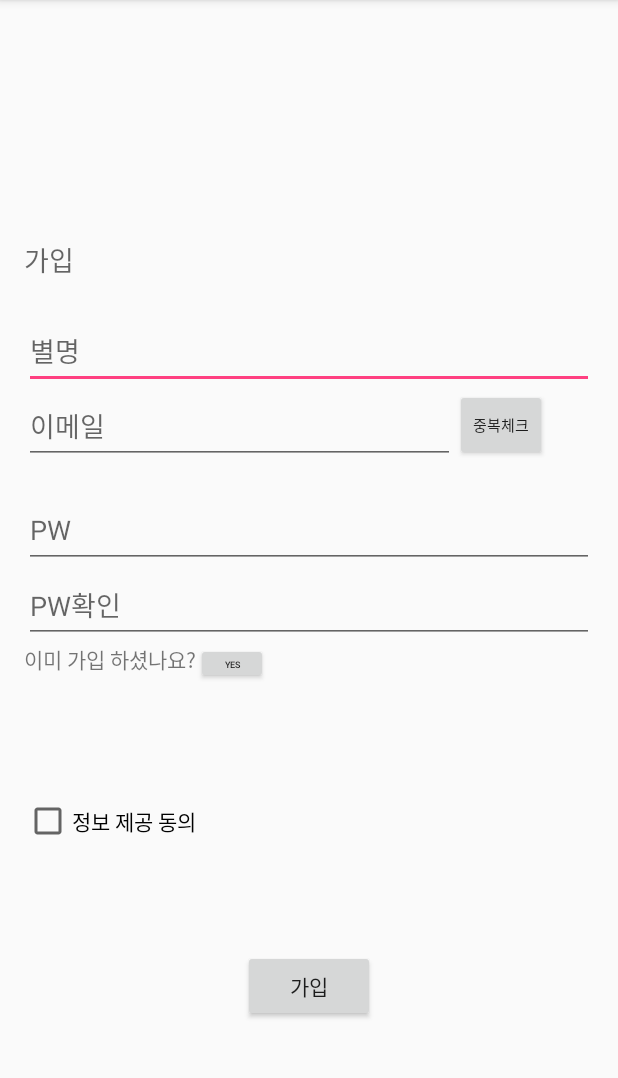
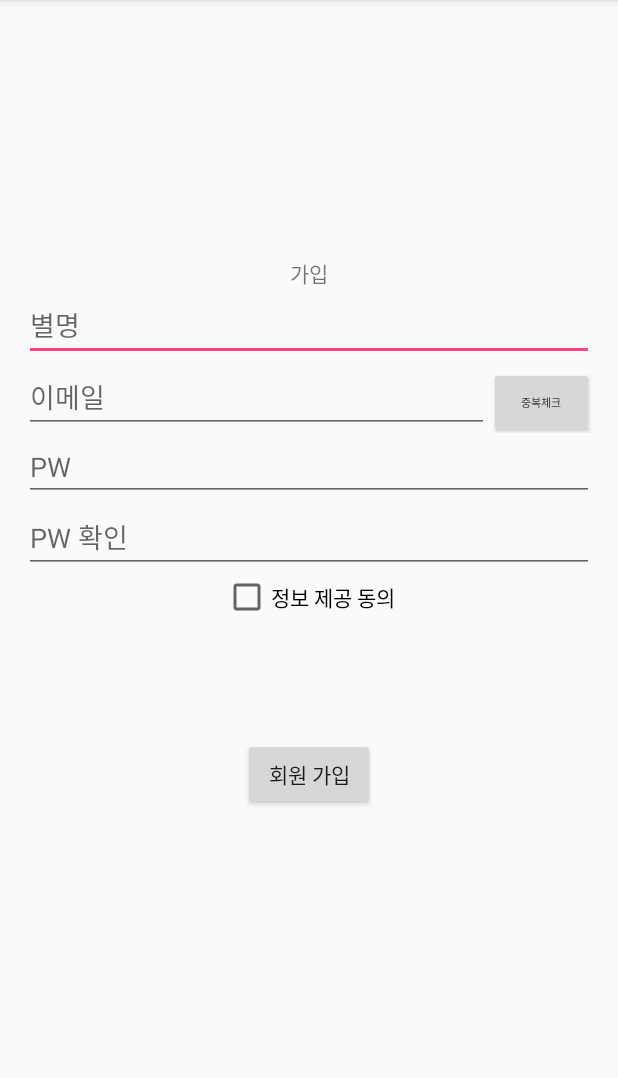
Before and after one commit to seongjun0926/MemoryLock, an Android app: the screen it shows after launch (MainActivity before the commit, Register_Activity after it), on a phone screen of 412 x 824 dp, the part 84-1162 px from its top. Run offline under Robolectric (Android 15) with nearby library versions, the phone set to English and light mode, and no system bars; 1 statement that could not run was skipped.

Commit message:
MemoryLock

```diff
--- a/app/src/main/AndroidManifest.xml
+++ b/app/src/main/AndroidManifest.xml
@@ -13,7 +13,7 @@
         android:theme="@style/AppTheme">
 
 
-        <activity android:name=".MainActivity">
+        <activity android:name=".Register_Activity">
 
 
 
--- a/app/src/main/java/seongjun0926/com/naver/blog/memorylock/MainActivity.java
+++ b/app/src/main/java/seongjun0926/com/naver/blog/memorylock/Register_Activity.java
@@ -33,11 +33,11 @@ import java.net.URL;
 import java.util.ArrayList;
 import java.util.regex.Pattern;
 
-public class MainActivity extends AppCompatActivity {
+public class Register_Activity extends AppCompatActivity {
 
     TextView Email_Check_TV; //이메일 중복 체크를 위한 TextView
     EditText Name_ET, Email_ET, PW_ET, PW_Check_ET; // 별명, 이메일, 암호, 암호체크 입력 받는 EditText
-    Button Login_Btn, Register_Btn, Email_Check_Btn; // 로그인 버튼, 회원 가입버튼, Email 중복 체크 버튼
+    Button Register_Btn, Email_Check_Btn; // 로그인 버튼, 회원 가입버튼, Email 중복 체크 버튼
     CheckBox Agree_Check; //정보 제공 동의 체크 버튼
 
     int Email_Check_Num = 0; //Email 중복 여부를 확인 하기위한 변수
@@ -47,7 +47,7 @@ public class MainActivity extends AppCompatActivity {
     @Override
     protected void onCreate(Bundle savedInstanceState) {
         super.onCreate(savedInstanceState);
-        setContentView(R.layout.activity_main);
+        setContentView(R.layout.register_activity);
 
 
         Log.i("test", "회원가입 실행");
@@ -60,18 +60,12 @@ public class MainActivity extends AppCompatActivity {
         Email_Check_TV = (TextView) findViewById(R.id.Email_Check_TV);
 
         Email_Check_Btn = (Button) findViewById(R.id.Email_Check_Btn);
-        Login_Btn = (Button) findViewById(R.id.Login_Btn);
         Register_Btn = (Button) findViewById(R.id.Register_Btn);
 
         Agree_Check = (CheckBox) findViewById(R.id.Agree_Check);
 
 
-        Login_Btn.setOnClickListener(new View.OnClickListener() {
-            @Override
-            public void onClick(View view) {
 
-            }
-        });
 
 
         Email_Check_Btn.setOnClickListener(new View.OnClickListener() {
--- a/app/src/main/res/layout/activity_main.xml
+++ /dev/null
@@ -1,208 +0,0 @@
-<?xml version="1.0" encoding="utf-8"?>
-<RelativeLayout xmlns:android="http://schemas.android.com/apk/res/android"
-    xmlns:tools="http://schemas.android.com/tools"
-    android:layout_width="match_parent"
-    android:layout_height="match_parent"
-    android:paddingBottom="@dimen/activity_vertical_margin"
-    android:paddingLeft="@dimen/activity_horizontal_margin"
-    android:paddingRight="@dimen/activity_horizontal_margin"
-    android:paddingTop="@dimen/activity_vertical_margin"
-    tools:context="seongjun0926.com.naver.blog.memorylock.MainActivity">
-
-    <LinearLayout
-        android:orientation="vertical"
-        android:layout_width="match_parent"
-        android:layout_height="match_parent"
-        android:weightSum="1"
-        android:layout_alignParentRight="true"
-        android:layout_alignParentEnd="true"
-        android:layout_alignParentBottom="true">
-
-        <LinearLayout
-            android:orientation="vertical"
-            android:layout_width="match_parent"
-            android:layout_height="wrap_content"
-            android:layout_weight="0.40"
-            android:id="@+id/Blank_LayOut">
-
-
-
-
-        </LinearLayout>
-
-        <LinearLayout
-            android:orientation="vertical"
-            android:layout_width="match_parent"
-            android:layout_height="wrap_content"
-            android:weightSum="1"
-            android:id="@+id/Input_LayOut">
-
-            <LinearLayout
-                android:orientation="vertical"
-                android:layout_width="match_parent"
-                android:layout_height="wrap_content"
-                android:id="@+id/First_LayOut">
-
-
-                <TextView
-                    android:layout_width="match_parent"
-                    android:layout_height="50dp"
-                    android:textAppearance="?android:attr/textAppearanceMedium"
-                    android:text="가입"
-                    android:id="@+id/Info_LayOut" />
-            </LinearLayout>
-
-            <LinearLayout
-                android:orientation="vertical"
-                android:layout_width="match_parent"
-                android:layout_height="wrap_content"
-                android:id="@+id/Second_LayOut">
-
-
-
-                <EditText
-                    android:layout_width="match_parent"
-                    android:layout_height="50dp"
-                    android:id="@+id/Name_ET"
-                    android:maxLength="10"
-                    android:hint="별명" />
-            </LinearLayout>
-            <LinearLayout
-                android:orientation="vertical"
-                android:layout_width="match_parent"
-                android:layout_height="wrap_content"
-                >
-            <LinearLayout
-                android:orientation="horizontal"
-                android:layout_width="match_parent"
-                android:layout_height="wrap_content"
-                android:id="@+id/Third_LayOut">
-
-                <EditText
-                    android:layout_width="287dp"
-                    android:layout_height="50dp"
-                    android:id="@+id/Email_ET"
-                    android:inputType="textEmailAddress"
-                    android:maxLength="30"
-                    android:hint="이메일" />
-
-                <Button
-                    style="?android:attr/buttonStyleSmall"
-                    android:layout_width="wrap_content"
-                    android:layout_height="wrap_content"
-                    android:text="중복체크"
-                    android:id="@+id/Email_Check_Btn"
-                    android:layout_gravity="right"
-                    android:textSize="10dp" />
-
-
-            </LinearLayout>
-                <LinearLayout
-                    android:orientation="vertical"
-                    android:layout_width="match_parent"
-                    android:layout_height="wrap_content"
-                    >
-                    <TextView
-                        android:layout_width="wrap_content"
-                        android:layout_height="wrap_content"
-                        android:text=""
-                        android:id="@+id/Email_Check_TV"
-                        />
-                </LinearLayout>
-            </LinearLayout>
-
-            <LinearLayout
-                android:orientation="vertical"
-                android:layout_width="match_parent"
-                android:layout_height="wrap_content"
-                android:id="@+id/Fourth_LayOut">
-
-                <EditText
-                    android:layout_width="match_parent"
-                    android:layout_height="50dp"
-                    android:id="@+id/PW_ET"
-                    android:inputType="textPassword"
-                    android:maxLength="15"
-                    android:hint="PW" />
-            </LinearLayout>
-
-            <LinearLayout
-                android:orientation="vertical"
-                android:layout_width="match_parent"
-                android:layout_height="wrap_content"
-                android:id="@+id/Fifth_LayOut">
-
-                <EditText
-                    android:layout_width="match_parent"
-                    android:layout_height="50dp"
-                    android:id="@+id/PW_Check_ET"
-                    android:inputType="textPassword"
-                    android:maxLength="15"
-                    android:hint="PW확인" />
-            </LinearLayout>
-
-
-        </LinearLayout>
-
-
-
-
-                <LinearLayout
-                    android:orientation="horizontal"
-                    android:layout_width="match_parent"
-                    android:layout_height="wrap_content"
-                    android:layout_weight="0.16" >
-
-                    <TextView
-                        android:layout_width="wrap_content"
-                        android:layout_height="wrap_content"
-                        android:text="이미 가입 하셨나요?"
-                        android:id="@+id/textView" />
-
-                    <Button
-                        style="?android:attr/buttonStyleSmall"
-                        android:layout_width="48dp"
-                        android:layout_height="27dp"
-                        android:text="Yes"
-                        android:id="@+id/Login_Btn"
-                        android:textSize="6dp" />
-
-                </LinearLayout>
-
-
-
-        <LinearLayout
-            android:orientation="vertical"
-            android:layout_width="match_parent"
-            android:layout_height="wrap_content"
-            android:layout_weight="0.10" >
-
-            <CheckBox
-                android:layout_width="match_parent"
-                android:layout_height="match_parent"
-                android:text="정보 제공 동의"
-                android:id="@+id/Agree_Check"
-                android:layout_gravity="center_horizontal"
-                android:checked="false" />
-        </LinearLayout>
-
-        <LinearLayout
-            android:orientation="vertical"
-            android:layout_width="match_parent"
-            android:layout_height="wrap_content"
-            android:layout_weight="0.29" >
-
-            <FrameLayout
-                android:layout_width="match_parent"
-                android:layout_height="match_parent">
-
-                <Button
-                    android:layout_width="wrap_content"
-                    android:layout_height="wrap_content"
-                    android:text="가입"
-                    android:id="@+id/Register_Btn"
-                    android:layout_gravity="center" />
-            </FrameLayout>
-        </LinearLayout>
-    </LinearLayout>
-</RelativeLayout>
--- /dev/null
+++ b/app/src/main/res/layout/login_activity.xml
@@ -0,0 +1,99 @@
+<?xml version="1.0" encoding="utf-8"?>
+<RelativeLayout xmlns:android="http://schemas.android.com/apk/res/android"
+    xmlns:tools="http://schemas.android.com/tools"
+    android:layout_width="match_parent"
+    android:layout_height="match_parent"
+    android:paddingBottom="@dimen/activity_vertical_margin"
+    android:paddingLeft="@dimen/activity_horizontal_margin"
+    android:paddingRight="@dimen/activity_horizontal_margin"
+    android:paddingTop="@dimen/activity_vertical_margin"
+    tools:context=".Register_Activity">
+
+    <LinearLayout
+        android:orientation="vertical"
+        android:layout_width="match_parent"
+        android:layout_height="match_parent"
+        android:layout_alignParentTop="true"
+        android:layout_alignParentLeft="true"
+        android:layout_alignParentStart="true"
+        android:weightSum="1">
+
+        <LinearLayout
+            android:orientation="vertical"
+            android:layout_width="match_parent"
+            android:layout_height="wrap_content"
+            android:layout_weight="0.30"
+            android:id="@+id/BlankLayout"></LinearLayout>
+
+        <LinearLayout
+            android:orientation="vertical"
+            android:layout_width="match_parent"
+            android:layout_height="wrap_content"
+            android:layout_weight="0.27"
+            android:weightSum="1">
+
+            <TextView
+                android:layout_width="wrap_content"
+                android:layout_height="wrap_content"
+                android:text="로그인"
+                android:id="@+id/textView2"
+                android:layout_gravity="center_horizontal" />
+
+            <EditText
+                android:layout_width="match_parent"
+                android:layout_height="wrap_content"
+                android:id="@+id/editText"
+                android:hint="Email을 입력해주세요." />
+
+            <EditText
+                android:layout_width="match_parent"
+                android:layout_height="wrap_content"
+                android:inputType="textPassword"
+                android:ems="10"
+                android:id="@+id/editText2"
+                android:hint="암호를 입력해주세요." />
+
+            <LinearLayout
+                android:orientation="horizontal"
+                android:layout_width="match_parent"
+                android:layout_height="wrap_content"
+                android:weightSum="1">
+
+                <TextView
+                    android:layout_width="wrap_content"
+                    android:layout_height="wrap_content"
+                    android:id="@+id/textView4"
+                    android:layout_weight="0.60" />
+
+                <TextView
+                    android:layout_width="wrap_content"
+                    android:layout_height="wrap_content"
+                    android:text="암호를 잊으셨나요?"
+                    android:id="@+id/textView3"
+                    android:layout_weight="0.10" />
+
+                <Button
+                    style="?android:attr/buttonStyleSmall"
+                    android:layout_width="wrap_content"
+                    android:layout_height="wrap_content"
+                    android:text="암호 찾기"
+                    android:id="@+id/button"
+                    android:textSize="6dp" />
+
+            </LinearLayout>
+
+            <FrameLayout
+                android:layout_width="match_parent"
+                android:layout_height="match_parent">
+
+                <Button
+                    android:layout_width="wrap_content"
+                    android:layout_height="wrap_content"
+                    android:text="로그인"
+                    android:id="@+id/button2"
+                    android:layout_gravity="center" />
+            </FrameLayout>
+
+        </LinearLayout>
+    </LinearLayout>
+</RelativeLayout>
--- /dev/null
+++ b/app/src/main/res/layout/register_activity.xml
@@ -0,0 +1,105 @@
+<?xml version="1.0" encoding="utf-8"?>
+<RelativeLayout xmlns:android="http://schemas.android.com/apk/res/android"
+    xmlns:tools="http://schemas.android.com/tools"
+    android:layout_width="match_parent"
+    android:layout_height="match_parent"
+    android:paddingBottom="@dimen/activity_vertical_margin"
+    android:paddingLeft="@dimen/activity_horizontal_margin"
+    android:paddingRight="@dimen/activity_horizontal_margin"
+    android:paddingTop="@dimen/activity_vertical_margin"
+    tools:context=".Register_Activity">
+
+    <LinearLayout
+        android:orientation="vertical"
+        android:layout_width="match_parent"
+        android:layout_height="match_parent"
+        android:layout_alignParentTop="true"
+        android:layout_alignParentLeft="true"
+        android:layout_alignParentStart="true"
+        android:weightSum="1">
+
+        <LinearLayout
+            android:orientation="vertical"
+            android:layout_width="match_parent"
+            android:layout_height="wrap_content"
+            android:layout_weight="0.35"></LinearLayout>
+
+        <LinearLayout
+            android:orientation="vertical"
+            android:layout_width="match_parent"
+            android:layout_height="wrap_content"
+            android:layout_weight="0.35"
+            android:weightSum="1">
+
+            <TextView
+                android:layout_width="wrap_content"
+                android:layout_height="wrap_content"
+                android:text="가입"
+                android:id="@+id/textView"
+                android:layout_gravity="center_horizontal" />
+
+            <EditText
+                android:layout_width="match_parent"
+                android:layout_height="wrap_content"
+                android:id="@+id/Name_ET"
+                android:hint="별명" />
+
+            <LinearLayout
+                android:orientation="horizontal"
+                android:layout_width="match_parent"
+                android:layout_height="wrap_content">
+
+                <EditText
+                    android:layout_width="wrap_content"
+                    android:layout_height="match_parent"
+                    android:id="@+id/Email_ET"
+                    android:layout_weight="0.82"
+                    android:hint="이메일" />
+
+                <Button
+                    style="?android:attr/buttonStyleSmall"
+                    android:layout_width="70dp"
+                    android:layout_height="wrap_content"
+                    android:text="중복체크"
+                    android:id="@+id/Email_Check_Btn"
+                    android:textSize="7dp" />
+            </LinearLayout>
+
+            <EditText
+                android:layout_width="match_parent"
+                android:layout_height="wrap_content"
+                android:inputType="textPassword"
+                android:ems="10"
+                android:id="@+id/PW_ET"
+                android:hint="PW" />
+
+            <EditText
+                android:layout_width="match_parent"
+                android:layout_height="wrap_content"
+                android:id="@+id/PW_Check_ET"
+                android:hint="PW 확인" />
+
+            <CheckBox
+                android:layout_width="wrap_content"
+                android:layout_height="wrap_content"
+                android:text="정보 제공 동의"
+                android:id="@+id/Agree_Check"
+                android:layout_gravity="center_horizontal"
+                android:checked="false"
+                android:singleLine="false" />
+
+            <FrameLayout
+                android:layout_width="match_parent"
+                android:layout_height="match_parent">
+
+                <Button
+                    android:layout_width="wrap_content"
+                    android:layout_height="wrap_content"
+                    android:text="회원 가입"
+                    android:id="@+id/Register_Btn"
+                    android:layout_gravity="center" />
+            </FrameLayout>
+
+        </LinearLayout>
+    </LinearLayout>
+</RelativeLayout>
```
